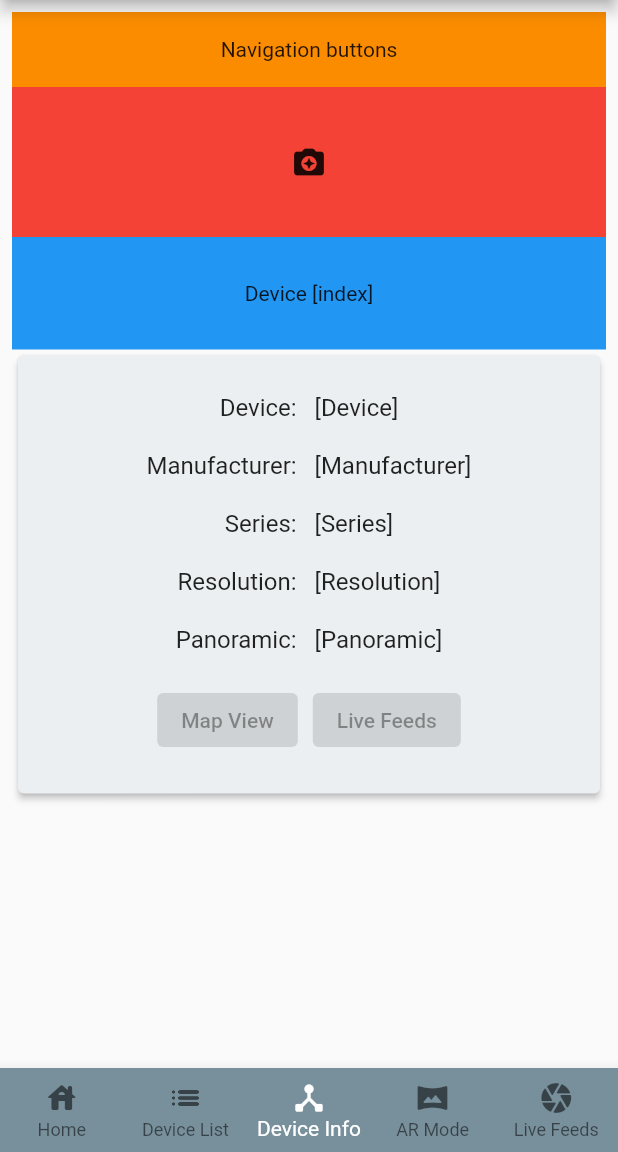
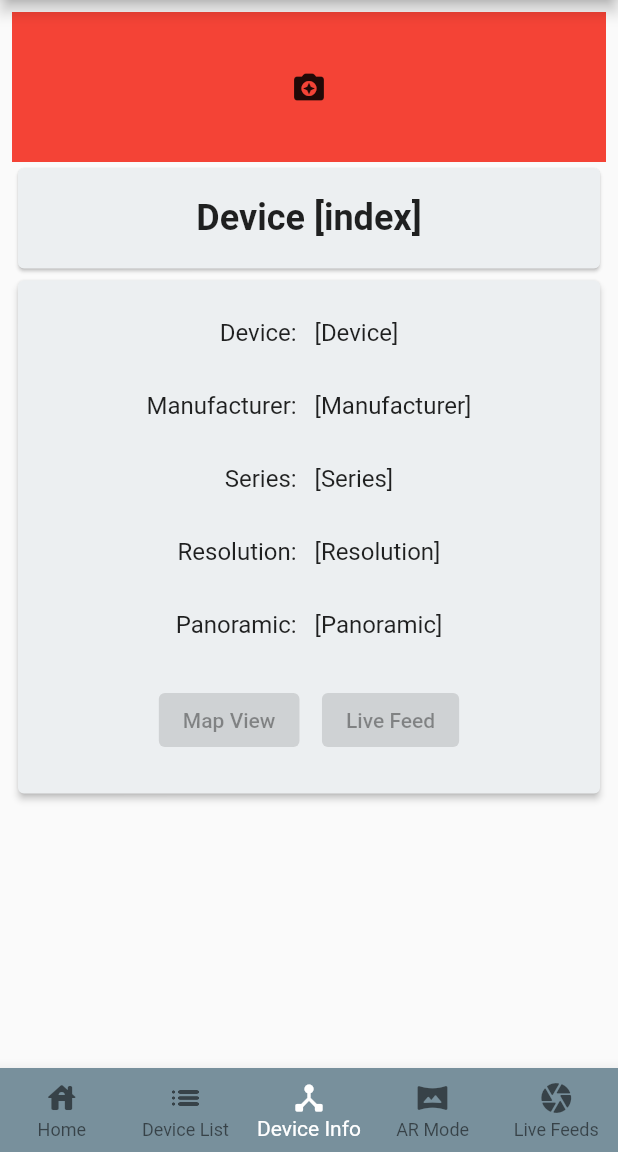
Before and after one commit to CE-GPP/SensorSight, a Flutter app: the screen it shows after launch, item 3 of the bottom bar chosen, on a phone screen of 412 x 824 dp, the part 84-1236 px from its top. Run offline on Flutter 3.47's test engine with Material 2 defaults, Android fonts, the phone set to English and light mode, and no system bars; our stand-ins replace google_maps_flutter.

Commit message:
Formatted device info cards

```diff
--- a/Code/sensor_sight_app/lib/widgets/device_info.dart
+++ b/Code/sensor_sight_app/lib/widgets/device_info.dart
@@ -17,11 +17,11 @@ class DeviceInfo extends StatelessWidget {
     return ListView(
       padding: const EdgeInsets.all(8),
       children: <Widget>[
-        Container(
-          height: 50,
-          color: Colors.orange[600],
-          child: const Center(child: Text('Navigation buttons')),
-        ),
+        // Container(
+        //   height: 50,
+        //   color: Colors.orange[600],
+        //   child: const Center(child: Text('Navigation buttons')),
+        //),
         Container(
           height: 100,
           color: Colors.red[500],
@@ -31,13 +31,21 @@ class DeviceInfo extends StatelessWidget {
         ),
         Container(
           height: 75,
-          color: Colors.blue[500],
-          child: const Center(
-            child: Text('Device [index]'),
+          child: Card(
+            color: Colors.blueGrey[50],
+            child: const Center(
+              child: Text(
+                'Device [index]',
+                style: TextStyle(
+                  fontSize: 24,
+                  fontWeight: FontWeight.bold,
+                ),
+              ),
+            ),
           ),
         ),
         Container(
-          height: 300,
+          height: 350,
           //color: Colors.green[500],
           child: Card(
               color: Colors.blueGrey[50],
@@ -75,12 +83,12 @@ class DeviceInfo extends StatelessWidget {
                               onPressed: null,
                               child: Text('Map View')),
                           SizedBox(
-                            width: 10,
+                            width: 15,
                           ),
                           ElevatedButton(
                               //style: ButtonStyle(),
                               onPressed: null,
-                              child: Text('Live Feeds')),
+                              child: Text('Live Feed')),
                         ],
                       ),
                     ]),
```
Also changed, not shown: Code/sensor_sight_app/pubspec.yaml (+7 -1 lines).
